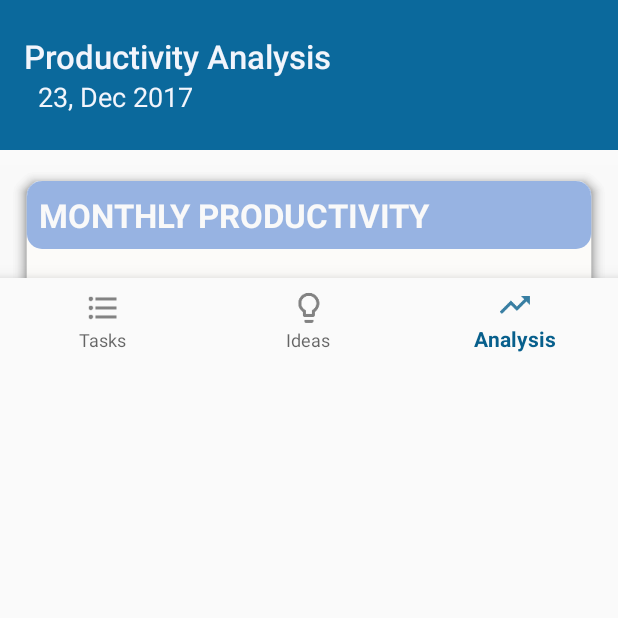
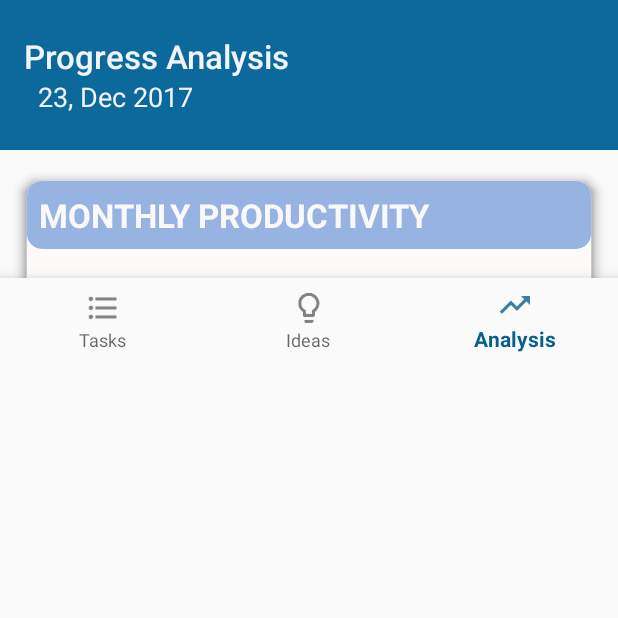
Before and after one commit to raissav/android-ListDoMe, an Android app: the AnalysisActivity screen opened directly, with no data from a screen before it, on a phone screen of 412 x 824 dp, the top half of it. Run offline under Robolectric (Android 15) with nearby library versions, the phone set to English and light mode, and no system bars; our stand-ins replace ButterKnife.

Commit message:
Changing some strings

```diff
--- a/app/src/main/res/menu/navigation.xml
+++ b/app/src/main/res/menu/navigation.xml
@@ -11,11 +11,6 @@
         android:icon="@drawable/ic_idea"
         android:title="@string/title_menu_ideas" />
 
-    <!--item
-        android:id="@+id/navigation_calendar"
-        android:icon="@drawable/ic_calendar"
-        android:title="@string/title_menu_calendar" /-->
-
     <item
         android:id="@+id/navigation_analysis"
         android:icon="@drawable/ic_analysis"
--- a/app/src/main/res/values/strings.xml
+++ b/app/src/main/res/values/strings.xml
@@ -4,13 +4,11 @@
     <!-- TITLE -->
     <string name="title_tasks">Daily Tasks</string>
     <string name="title_ideas">Inspiring Ideas</string>
-    <string name="title_calendar">Calendar</string>
-    <string name="title_analysis">Productivity Analysis</string>
+    <string name="title_analysis">Progress Analysis</string>
 
     <!-- MENU -->
     <string name="title_menu_tasks">Tasks</string>
     <string name="title_menu_ideas">Ideas</string>
-    <string name="title_menu_calendar">Calendar</string>
     <string name="title_menu_analysis">Analysis</string>
 
     <!-- TASKS -->
```
Also changed, not shown: 1 other file.
